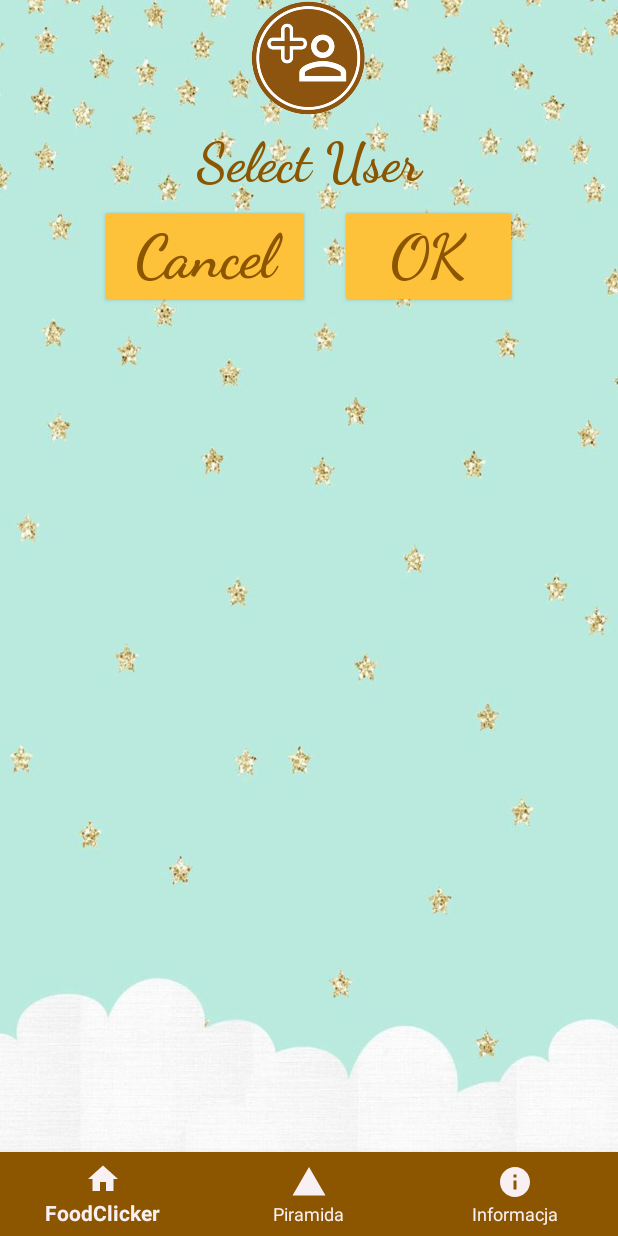
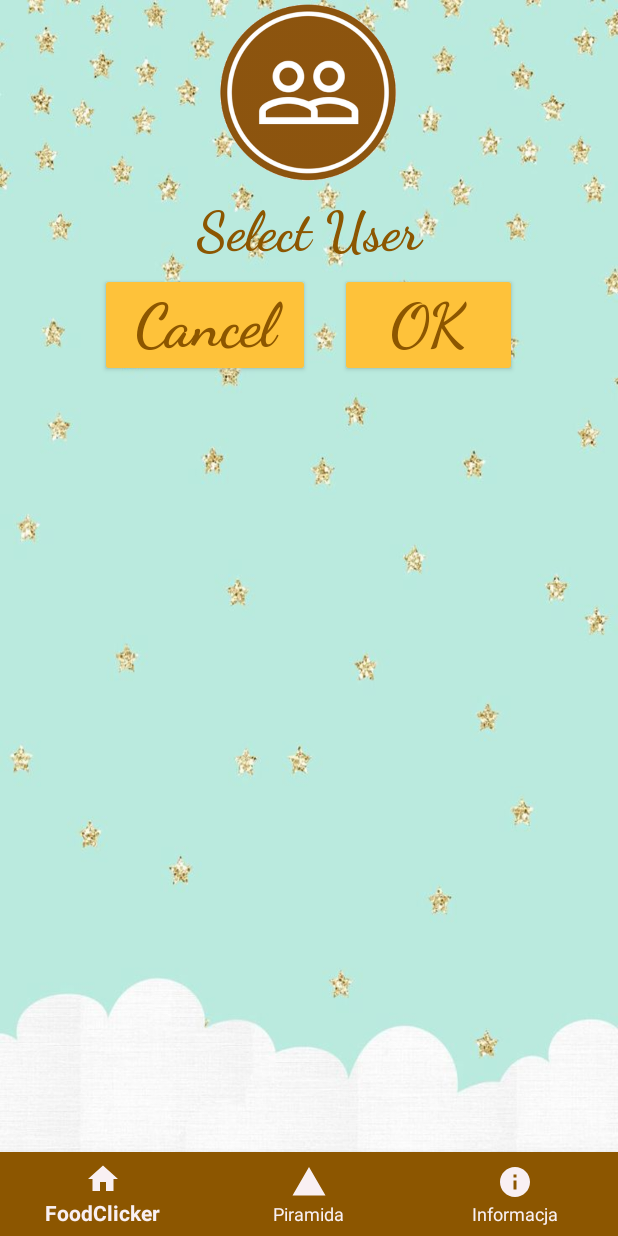
Before and after one commit to tomaszd/FoodClicker, an Android app: the screen it shows after launch (SelectUserActivity), in the side drawer, after a tap on "Choose User", on a phone screen of 412 x 824 dp. Run offline under Robolectric (Android 15) with nearby library versions, the phone set to English and light mode, and no system bars; 3 statements that could not run were skipped.

Commit message:
added nicer usernames icons

```diff
--- a/app/src/main/java/com/example/tomaszek/foodclicker/MainActivity.java
+++ b/app/src/main/java/com/example/tomaszek/foodclicker/MainActivity.java
@@ -45,7 +45,6 @@ public class MainActivity extends AppCompatActivity {
         toolbar.setTitle("Food Clicker");
         toolbar.setDrawingCacheBackgroundColor(getResources().getColor(R.color.colorWhite));
 
-
         setSupportActionBar(toolbar);
         ActionBar actionbar = getSupportActionBar();
         actionbar.setDisplayHomeAsUpEnabled(true);
@@ -63,7 +62,7 @@ public class MainActivity extends AppCompatActivity {
             }
         });
 
-        mDrawerToggle.setHomeAsUpIndicator(R.drawable.ananas);
+        mDrawerToggle.setHomeAsUpIndicator(R.drawable.hamb);
 
         //mDrawerLayout.getDrawerArrowDrawable().setColor(getResources().getColor(R.color.colorWhite));
 
--- a/app/src/main/java/com/example/tomaszek/foodclicker/TabelaActivity.java
+++ b/app/src/main/java/com/example/tomaszek/foodclicker/TabelaActivity.java
@@ -53,7 +53,7 @@ public class TabelaActivity extends AppCompatActivity {
                 mDrawerLayout.openDrawer(GravityCompat.START);
             }
         });
-        mDrawerToggle.setHomeAsUpIndicator(R.drawable.ananas);
+        mDrawerToggle.setHomeAsUpIndicator(R.drawable.hamb);
 
         SharedPreferences sharedPrefs = PreferenceManager.getDefaultSharedPreferences(this);
         Intent intent = getIntent();
--- a/app/src/main/res/layout/activity_select_user.xml
+++ b/app/src/main/res/layout/activity_select_user.xml
@@ -18,12 +18,12 @@
             android:id="@+id/btnImage"
 
             android:layout_width="0dp"
-            android:layout_height="80dp"
-            android:layout_weight="4"
+            android:layout_height="126dp"
+            android:layout_weight="5.28"
             android:adjustViewBounds="true"
             android:background="@null"
             android:scaleType="centerCrop"
-            android:src="@drawable/add_user" />
+            android:src="@drawable/users" />
 
     </LinearLayout>
 
```
Also changed, not shown: app/src/main/res/drawable/users.png (added).
